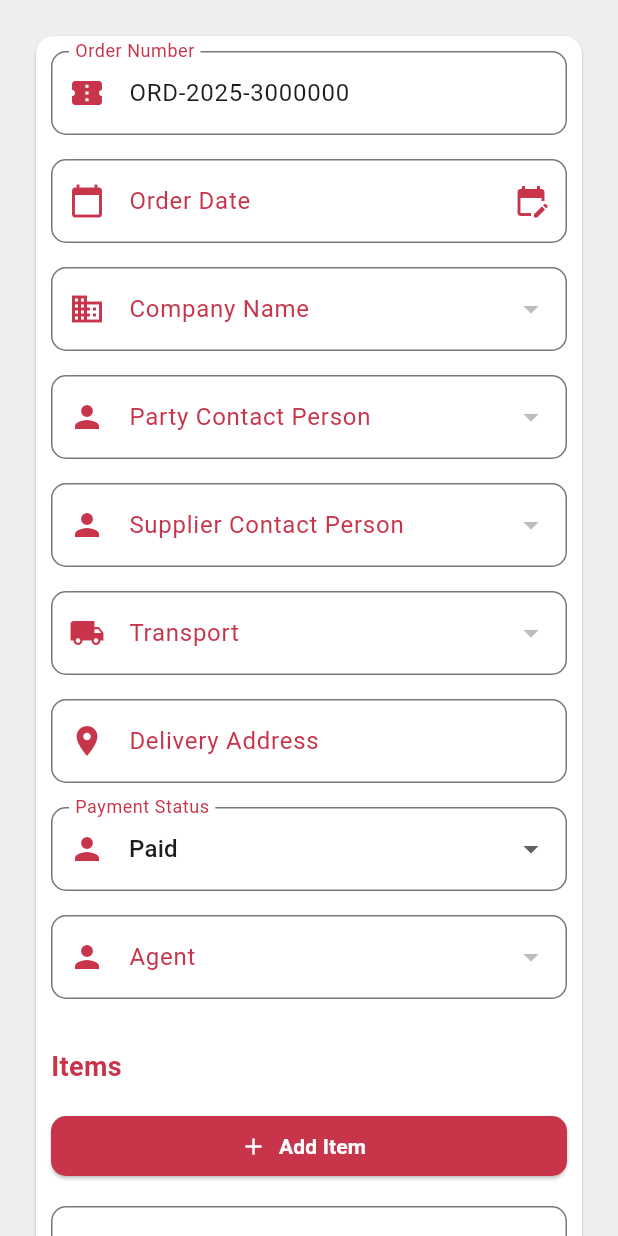
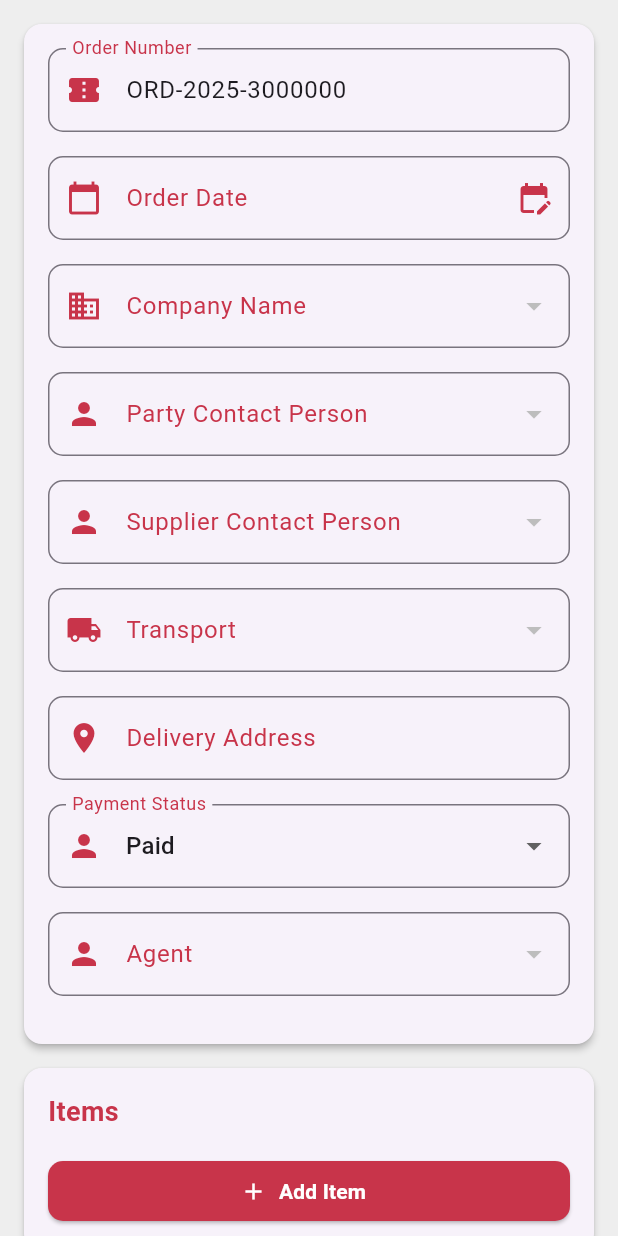
Before and after one commit to Sushil-Jeengar/facesoft-erp, a Flutter app: the AddOrderPage screen opened directly, on a phone screen of 412 x 824 dp. Run offline on Flutter 3.47's test engine with Material 3 defaults, Android fonts, the light colour scheme and no system bars; our stand-ins replace carousel_slider, country_picker, image_picker, shared_preferences; missing offline and left inert: country_state_city_picker; accounts and stored records are empty; network calls fail.

Commit message:
overflow fixed in add order

```diff
--- a/lib/screens/add_order.dart
+++ b/lib/screens/add_order.dart
@@ -665,14 +665,17 @@ class _AddOrderPageState extends State<AddOrderPage> {
     return Scaffold(
       backgroundColor: Colors.grey[200],
       body: SingleChildScrollView(
-        padding: const EdgeInsets.all(20),
-        child: Card(
-          elevation: 1,
-          color: Colors.white,
-          child: Padding(
-            padding: const EdgeInsets.all(10),
+        padding: const EdgeInsets.all(16.0),
         child: Form(
           key: _formKey,
+          child: Column(
+            crossAxisAlignment: CrossAxisAlignment.start,
+            children: [
+              Card(
+                elevation: 2,
+                margin: const EdgeInsets.only(bottom: 16.0),
+                child: Padding(
+                  padding: const EdgeInsets.all(16.0),
                   child: Column(
                     crossAxisAlignment: CrossAxisAlignment.start,
                     children: [
@@ -687,13 +690,10 @@ class _AddOrderPageState extends State<AddOrderPage> {
                         Icons.calendar_today,
                         context,
                       ),
-
                       _buildCompanyDropdown(),
-
                       _buildPartyDropdown(),
                       _buildSupplierDropdown(),
                       _buildTransportDropdown(),
-
                       _buildInput(
                         deliveryAddressController,
                         'Delivery Address',
@@ -706,7 +706,19 @@ class _AddOrderPageState extends State<AddOrderPage> {
                         (val) => setState(() => paymentStatus = val!),
                       ),
                       _buildAgentDropdown(),
-                  const SizedBox(height: 16),
+                    ],
+                  ),
+                ),
+              ),
+
+              Card(
+                elevation: 2,
+                margin: const EdgeInsets.only(bottom: 16.0),
+                child: Padding(
+                  padding: const EdgeInsets.all(16.0),
+                  child: Column(
+                    crossAxisAlignment: CrossAxisAlignment.start,
+                    children: [
                       const Text(
                         'Items',
                         style: TextStyle(
@@ -742,7 +754,17 @@ class _AddOrderPageState extends State<AddOrderPage> {
                           ),
                         ),
                       ),
-                  const SizedBox(height: 16),
+                    ],
+                  ),
+                ),
+              ),
+
+              Card(
+                elevation: 2,
+                child: Padding(
+                  padding: const EdgeInsets.all(16.0),
+                  child: Column(
+                    children: [
                       _buildInput(
                         discountController,
                         'Discount',
@@ -754,6 +776,7 @@ class _AddOrderPageState extends State<AddOrderPage> {
                         'Subtotal',
                         Icons.calculate,
                         TextInputType.number,
+                        true, // readOnly
                       ),
                       _buildInput(
                         taxAmountController,
@@ -766,21 +789,21 @@ class _AddOrderPageState extends State<AddOrderPage> {
                         'Grand Total',
                         Icons.attach_money,
                         TextInputType.number,
+                        true, // readOnly
                       ),
                       const SizedBox(height: 20),
                       SizedBox(
                         width: double.infinity,
                         child: _isSubmitting
-                        ? const CircularProgressIndicator()
+                            ? const Center(child: CircularProgressIndicator())
                             : ElevatedButton(
                                 onPressed: _isSubmitting ? null : _submitOrder,
                                 style: AppButtonStyles.primaryButton,
                                 child: Text(
                                   widget.editingOrder != null ? "Update Order" : "Submit Order",
-                        style: TextStyle(
+                                  style: const TextStyle(
                                     color: Colors.white,
                                     fontWeight: FontWeight.bold,
-                          fontSize: 16,
                                   ),
                                 ),
                               ),
@@ -788,6 +811,8 @@ class _AddOrderPageState extends State<AddOrderPage> {
                     ],
                   ),
                 ),
+              ),
+            ],
           ),
         ),
       ),
```
Lines whose indentation alone changed are shown as unchanged.
